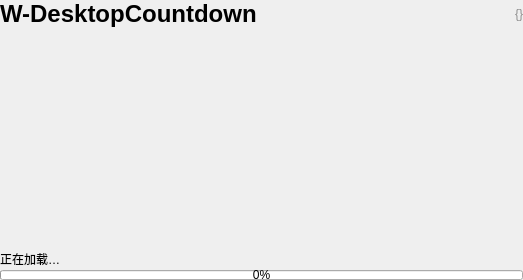
Above: UISource/splash.ui from HelloWRC/W-DesktopCountdown before the change. Below: the same form after it.
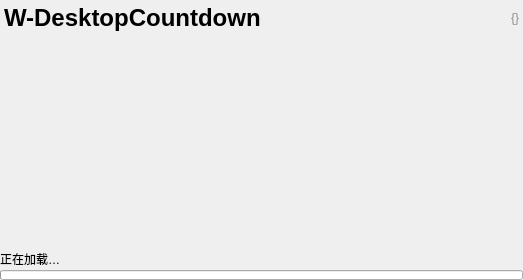
That is the form after the change. Icons and pictures are not drawn.

What changed in the file:
```diff
--- a/UISource/splash.ui
+++ b/UISource/splash.ui
@@ -37,6 +37,18 @@
    </property>
    <item>
     <layout class="QHBoxLayout" name="horizontalLayout">
+     <property name="leftMargin">
+      <number>4</number>
+     </property>
+     <property name="topMargin">
+      <number>4</number>
+     </property>
+     <property name="rightMargin">
+      <number>4</number>
+     </property>
+     <property name="bottomMargin">
+      <number>4</number>
+     </property>
      <item>
       <widget class="QLabel" name="lb_appname">
        <property name="text">
@@ -67,11 +79,44 @@
     </spacer>
    </item>
    <item>
-    <widget class="QLabel" name="logo">
-     <property name="text">
-      <string>&lt;html&gt;&lt;head/&gt;&lt;body&gt;&lt;p align=&quot;center&quot;&gt;&lt;img src=&quot;:/resources/icons/colorful/logo.svg&quot; width=&quot;150&quot; height=&quot;150&quot;/&gt;&lt;/p&gt;&lt;/body&gt;&lt;/html&gt;</string>
+    <layout class="QHBoxLayout" name="horizontalLayout_2">
+     <property name="spacing">
+      <number>0</number>
      </property>
-    </widget>
+     <item>
+      <spacer name="horizontalSpacer_2">
+       <property name="orientation">
+        <enum>Qt::Horizontal</enum>
+       </property>
+       <property name="sizeHint" stdset="0">
+        <size>
+         <width>40</width>
+         <height>20</height>
+        </size>
+       </property>
+      </spacer>
+     </item>
+     <item>
+      <widget class="QLabel" name="logo">
+       <property name="text">
+        <string/>
+       </property>
+      </widget>
+     </item>
+     <item>
+      <spacer name="horizontalSpacer">
+       <property name="orientation">
+        <enum>Qt::Horizontal</enum>
+       </property>
+       <property name="sizeHint" stdset="0">
+        <size>
+         <width>40</width>
+         <height>20</height>
+        </size>
+       </property>
+      </spacer>
+     </item>
+    </layout>
    </item>
    <item>
     <spacer name="verticalSpacer_2">
@@ -104,6 +149,15 @@
      <property name="value">
       <number>0</number>
      </property>
+     <property name="textVisible">
+      <bool>false</bool>
+     </property>
+     <property name="invertedAppearance">
+      <bool>false</bool>
+     </property>
+     <property name="format">
+      <string/>
+     </property>
     </widget>
    </item>
   </layout>
```
